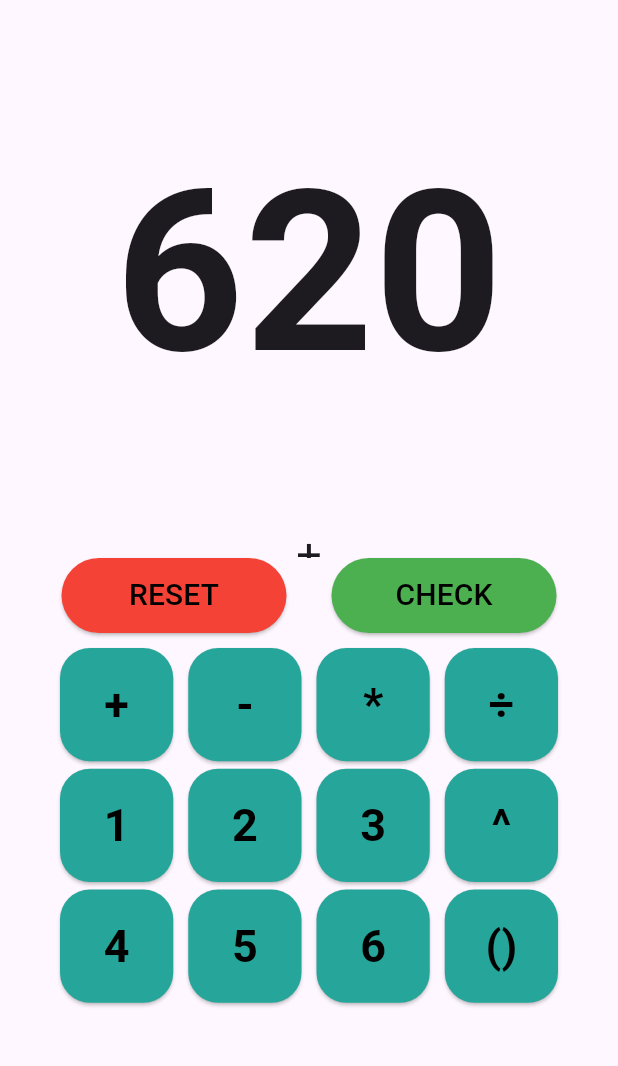
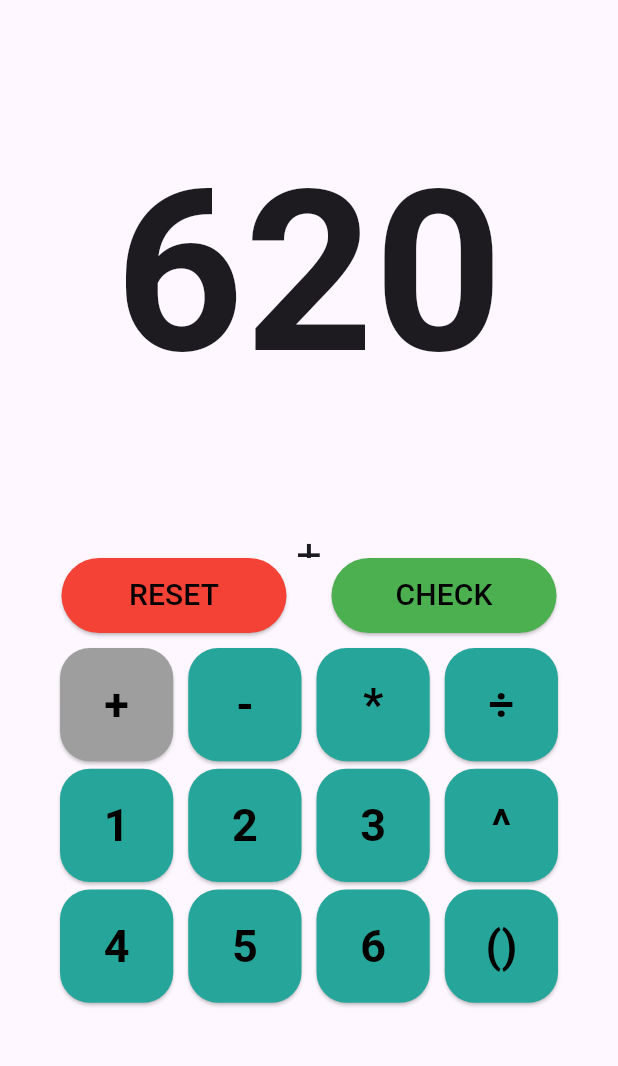
Before and after one commit to kywmania/number_plate_app, a Flutter app: the screen it shows after launch, after a tap on an icon or button, on a phone screen of 412 x 824 dp, the part 63-1129 px from its top. Run offline on Flutter 3.47's test engine with Material 3 defaults, Android fonts, the phone set to English and light mode, and no system bars; missing offline and left inert: expressions.

Commit message:
Feat: 사용한 버튼 색 변경

```diff
--- a/lib/game_play_page.dart
+++ b/lib/game_play_page.dart
@@ -129,7 +129,10 @@ class _GamePlayPageState extends State<GamePlayPage> {
           arr.length,
           (i) => ElevatedButton(
             style: ElevatedButton.styleFrom(
-              backgroundColor: Colors.teal[400],
+              backgroundColor: !usedNumbers.contains(arr[i])
+                ? Colors.teal[400]
+                : Colors.grey,
+
               foregroundColor: Colors.black,
               shape: RoundedRectangleBorder(
                 borderRadius: BorderRadius.circular(20),
```
